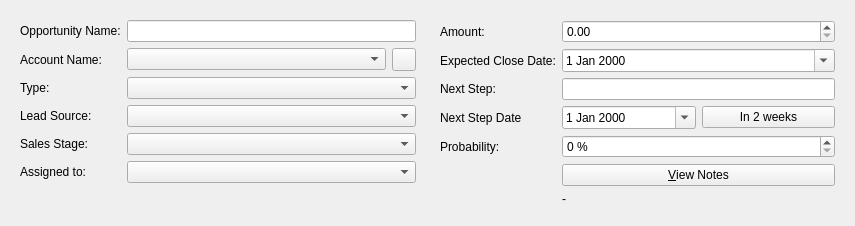
Old version of the form client/src/details/opportunitydetails.ui in the repository KDAB/FatCRM.
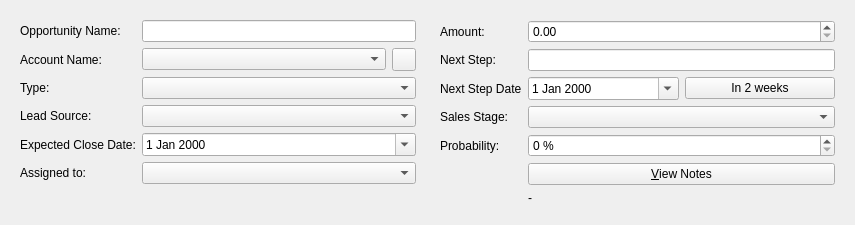
New version of the form. Icons and pictures are not drawn. Custom widgets are drawn as their Qt base class.

Commit message:
Opportunity details: reorganized fields a little bit
* Closed date to the left, since it doesn't change very often (or at all)
* Sales stage near probability, since they are related (and change more often)

Diff of the .ui file:
```diff
--- a/client/src/details/opportunitydetails.ui
+++ b/client/src/details/opportunitydetails.ui
@@ -71,14 +71,18 @@
        <widget class="QComboBox" name="lead_source"/>
       </item>
       <item row="4" column="0">
-       <widget class="QLabel" name="label_6">
+       <widget class="QLabel" name="label_10">
         <property name="text">
-         <string>Sales Stage:</string>
+         <string>Expected Close Date:</string>
         </property>
        </widget>
       </item>
       <item row="4" column="1">
-       <widget class="QComboBox" name="sales_stage"/>
+       <widget class="QDateEditEx" name="date_closed">
+        <property name="calendarPopup">
+         <bool>true</bool>
+        </property>
+       </widget>
       </item>
       <item row="5" column="0">
        <widget class="QLabel" name="label_7">
@@ -103,42 +107,31 @@
         </property>
        </widget>
       </item>
-      <item row="2" column="0">
-       <widget class="QLabel" name="label_10">
-        <property name="text">
-         <string>Expected Close Date:</string>
+      <item row="0" column="1">
+       <widget class="QDoubleSpinBox" name="amount">
+        <property name="maximum">
+         <double>1000000000.000000000000000</double>
         </property>
        </widget>
       </item>
-      <item row="2" column="1">
-       <layout class="QHBoxLayout" name="horizontalLayout">
-        <item>
-         <widget class="QDateEditEx" name="date_closed">
-          <property name="calendarPopup">
-           <bool>true</bool>
-          </property>
-         </widget>
-        </item>
-       </layout>
-      </item>
-      <item row="3" column="0">
+      <item row="1" column="0">
        <widget class="QLabel" name="label_11">
         <property name="text">
          <string>Next Step:</string>
         </property>
        </widget>
       </item>
-      <item row="3" column="1">
+      <item row="1" column="1">
        <widget class="QLineEdit" name="next_step"/>
       </item>
-      <item row="4" column="0">
+      <item row="2" column="0">
        <widget class="QLabel" name="label_13">
         <property name="text">
          <string>Next Step Date</string>
         </property>
        </widget>
       </item>
-      <item row="4" column="1">
+      <item row="2" column="1">
        <layout class="QHBoxLayout" name="horizontalLayout_3">
         <item>
          <widget class="QDateEditEx" name="next_call_date">
@@ -156,14 +149,24 @@
         </item>
        </layout>
       </item>
-      <item row="5" column="0">
+      <item row="3" column="0">
+       <widget class="QLabel" name="label_6">
+        <property name="text">
+         <string>Sales Stage:</string>
+        </property>
+       </widget>
+      </item>
+      <item row="3" column="1">
+       <widget class="QComboBox" name="sales_stage"/>
+      </item>
+      <item row="4" column="0">
        <widget class="QLabel" name="label_12">
         <property name="text">
          <string>Probability:</string>
         </property>
        </widget>
       </item>
-      <item row="5" column="1">
+      <item row="4" column="1">
        <widget class="QSpinBox" name="probability">
         <property name="suffix">
          <string> %</string>
@@ -173,14 +176,14 @@
         </property>
        </widget>
       </item>
-      <item row="0" column="1">
-       <widget class="QDoubleSpinBox" name="amount">
-        <property name="maximum">
-         <double>1000000000.000000000000000</double>
+      <item row="5" column="1">
+       <widget class="QPushButton" name="viewNotesButton">
+        <property name="text">
+         <string>&amp;View Notes</string>
         </property>
        </widget>
       </item>
-      <item row="7" column="1">
+      <item row="6" column="1">
        <widget class="QLabel" name="urllabel">
         <property name="text">
          <string>-</string>
@@ -190,13 +193,6 @@
         </property>
        </widget>
       </item>
-      <item row="6" column="1">
-       <widget class="QPushButton" name="viewNotesButton">
-        <property name="text">
-         <string>&amp;View Notes</string>
-        </property>
-       </widget>
-      </item>
      </layout>
     </widget>
    </item>
```
Left out of the diff: 4 changed lines with no effect on the pictures.
